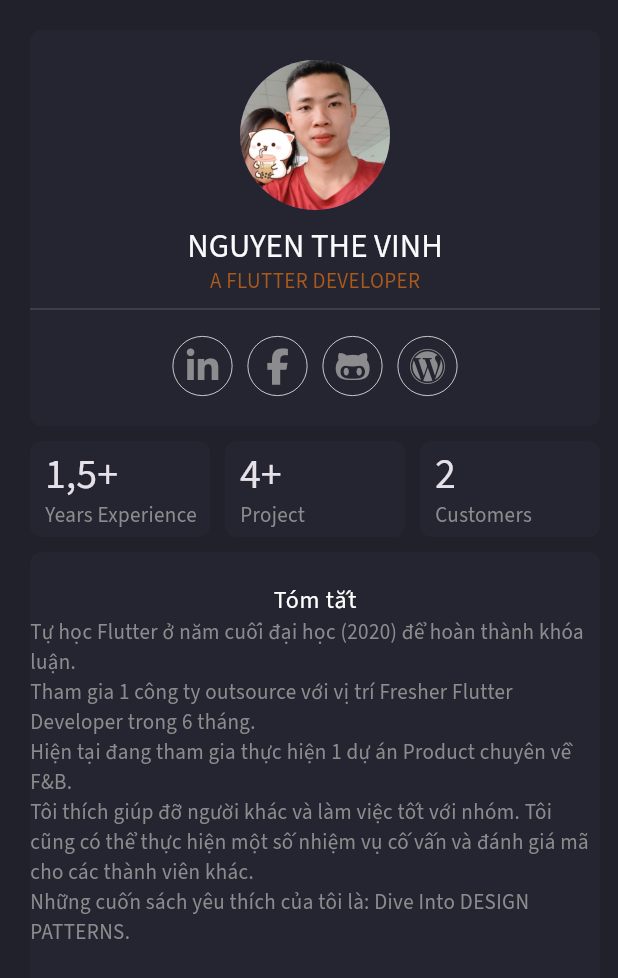
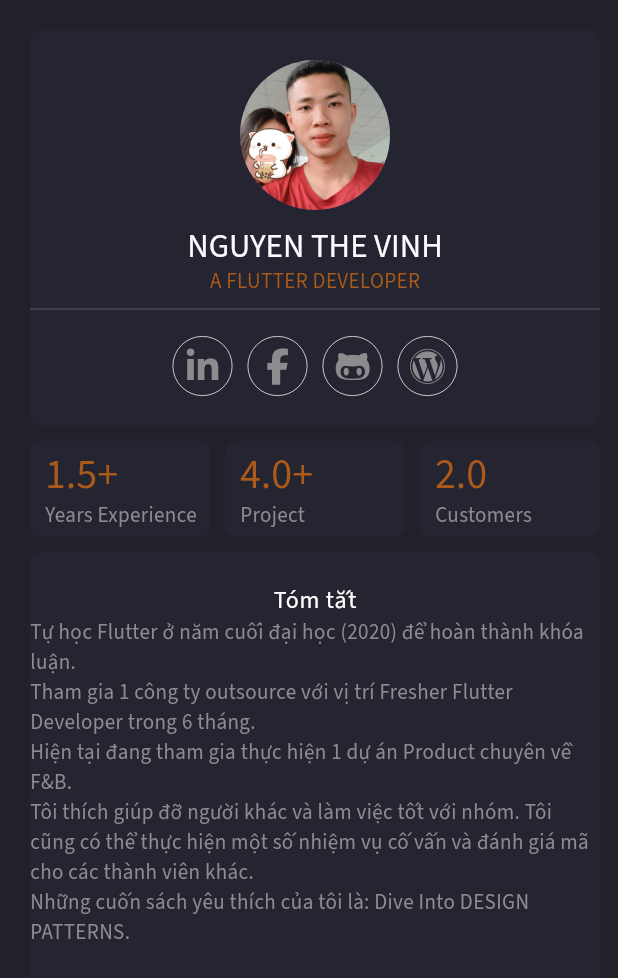
Before and after one commit to lovekid1997/my-cving, a Flutter app: the CvPage screen opened by its route, on a phone screen of 412 x 824 dp. Shown: the top 978 px of the screen. Run offline on Flutter 3.47's test engine with Material 2 defaults, Android fonts, the light colour scheme and no system bars; our stand-ins replace animated_text_kit, flutter_riverpod, font_awesome_flutter, go_router, google_fonts, responsive_framework and 2 more; generated files the repository leaves out were written again; statements that could not run were skipped.

Commit message:
add animation exprice

```diff
--- a/lib/app/constant/constant.dart
+++ b/lib/app/constant/constant.dart
@@ -20,6 +20,7 @@ const k10 = 10.0;
 const kDuration200ml = Duration(milliseconds: 200);
 const kDuration300ml = Duration(milliseconds: 300);
 const kDuration500ml = Duration(milliseconds: 500);
+const kDuration1Seconds = Duration(seconds: 1);
 
 class ImageAssets {
   // riv
--- a/lib/app/pages/cv/widgets/experience_basic.dart
+++ b/lib/app/pages/cv/widgets/experience_basic.dart
@@ -11,35 +11,104 @@ class ExperienceBasic extends StatelessWidget {
     return Row(
       children: const [
         _AnimationItemWidget(
-          title: '1,5+',
+          titleAsDouble: 1.5,
           subTitle: 'Years Experience',
+          symbol: '+',
         ),
         kWidth10,
         _AnimationItemWidget(
-          title: '4+',
+          titleAsDouble: 4.0,
           subTitle: 'Project',
+          symbol: '+',
         ),
         kWidth10,
         _AnimationItemWidget(
-          title: '2',
+          titleAsDouble: 2.0,
           subTitle: 'Customers',
+          symbol: '',
         ),
       ],
     );
   }
 }
 
-class _AnimationItemWidget extends StatelessWidget {
+class _AnimationItemWidget extends StatefulWidget {
   const _AnimationItemWidget({
     Key? key,
-    required this.title,
+    required this.titleAsDouble,
     required this.subTitle,
+    required this.symbol,
   }) : super(key: key);
-  final String title;
+  final double titleAsDouble;
   final String subTitle;
+  final String symbol;
+  @override
+  State<_AnimationItemWidget> createState() => _AnimationItemWidgetState();
+}
+
+class _AnimationItemWidgetState extends State<_AnimationItemWidget>
+    with TickerProviderStateMixin {
+  late AnimationController animationController;
+  late Animation animation;
+
+  late AnimationController boucingController;
+  late Animation<double> bouncingAnimation;
+  @override
+  void initState() {
+    animationController = AnimationController(
+      vsync: this,
+      duration: kDuration1Seconds,
+    );
+    animation = Tween<double>(begin: 0, end: widget.titleAsDouble).animate(
+        CurvedAnimation(parent: animationController, curve: Curves.decelerate));
+    animationController.forward();
+
+    boucingController = AnimationController(
+      vsync: this,
+      duration: kDuration200ml,
+    );
+    bouncingAnimation = Tween<double>(
+      begin: 1.0,
+      end: 1.1,
+    ).animate(
+      CurvedAnimation(
+        parent: boucingController,
+        curve: Curves.easeInOut,
+      ),
+    );
+    bouncingAnimation.addListener(() {
+      setState(() {});
+    });
+    bouncingAnimation.addStatusListener((status) {
+      switch (status) {
+        case AnimationStatus.dismissed:
+          break;
+        case AnimationStatus.forward:
+          break;
+        case AnimationStatus.reverse:
+          break;
+        case AnimationStatus.completed:
+          boucingController.reverse();
+          break;
+      }
+    });
+    super.initState();
+  }
+
+  @override
+  void dispose() {
+    animationController.dispose();
+    boucingController.dispose();
+    super.dispose();
+  }
+
   @override
   Widget build(BuildContext context) {
     return Expanded(
+      child: MouseRegion(
+        onEnter: onEnter,
+        child: ScaleTransition(
+          scale: bouncingAnimation,
           child: Container(
             decoration: BoxDecoration(
               color: cDarkBlue,
@@ -49,16 +118,27 @@ class _AnimationItemWidget extends StatelessWidget {
             child: Column(
               crossAxisAlignment: CrossAxisAlignment.start,
               children: [
-            Text(
-              title,
-              style: context.headline4,
+                AnimatedBuilder(
+                  animation: animationController,
+                  builder: (context, child) {
+                    return Text(
+                      '${animation.value.toStringAsFixed(1)}${widget.symbol}',
+                      style: context.headline4.copyWith(color: cTextOrange),
+                    );
+                  },
                 ),
                 Text(
-              subTitle,
+                  widget.subTitle,
                 ),
               ],
             ),
           ),
+        ),
+      ),
     );
   }
+
+  void onEnter(_) {
+    boucingController.forward();
   }
+}
```
Lines whose indentation alone changed are shown as unchanged.
